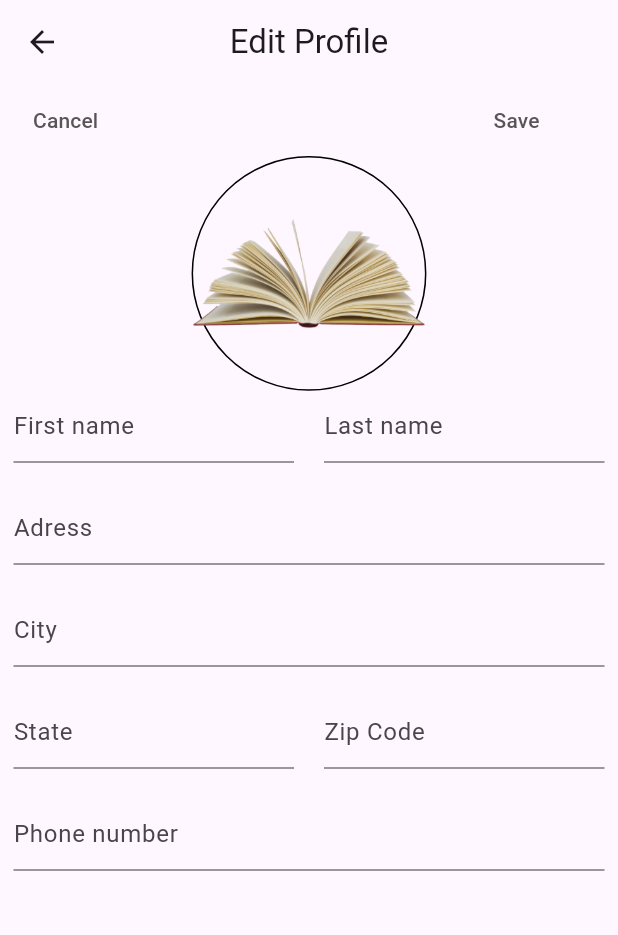
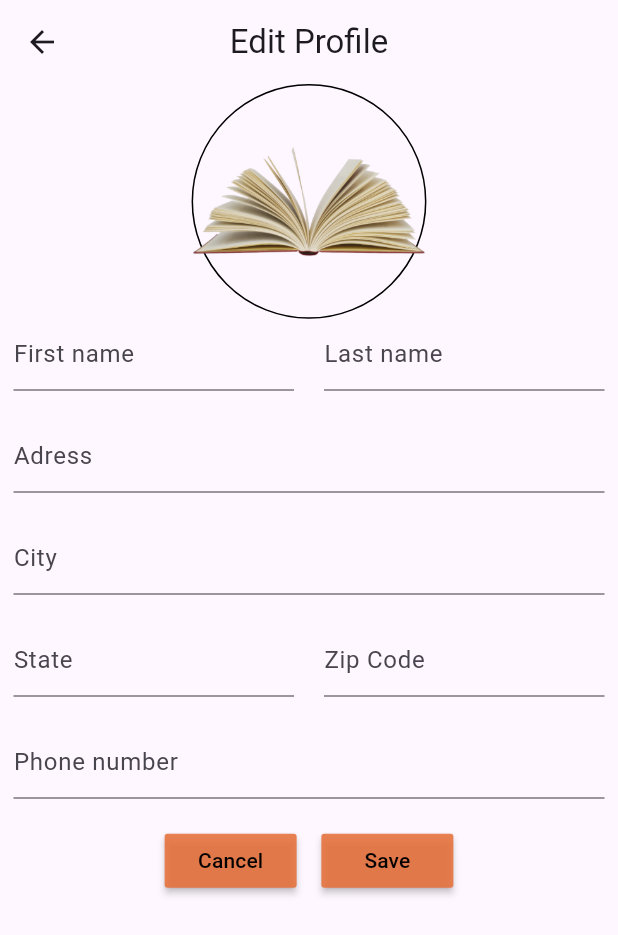
Before and after one commit to seddiksss/trading_books, a Flutter app: the EditProfile screen opened directly, on a phone screen of 412 x 824 dp. Shown: the top 935 px of the screen. Run offline on Flutter 3.47's test engine with Material 3 defaults, Android fonts, the phone set to English and light mode, and no system bars; our stand-ins replace babstrap_settings_screen, get, get_storage, introduction_screen; accounts and stored records are empty.

Commit message:
edit profil

```diff
--- a/lib/Views/screens/editProfil.dart
+++ b/lib/Views/screens/editProfil.dart
@@ -1,5 +1,6 @@
 import 'package:flutter/material.dart';
 import 'package:get/get.dart';
+import 'package:trading_books/Core/Constants/AppColor.dart';
 import 'package:trading_books/Views/widgets/profilTextfield.dart';
 
 class EditProfile extends StatelessWidget {
@@ -18,31 +19,10 @@ class EditProfile extends StatelessWidget {
       body: ListView(
         children: [
           Container(
-            margin: const EdgeInsets.only(left: 10, right: 10),
-            child: Row(
-              children: [
-                TextButton(
-                    onPressed: () {},
-                    child: const Text(
-                      "Cancel",
-                      style: TextStyle(color: Color.fromARGB(255, 87, 85, 85)),
-                    )),
-                SizedBox(width: screenwidth * 0.57),
-                TextButton(
-                  onPressed: () {},
-                  child: const Text(
-                    "Save",
-                    style: TextStyle(color: Color.fromARGB(255, 87, 85, 85)),
-                  ),
-                )
-              ],
-            ),
-          ),
-          Container(
             height: screenheight * 0.19,
             decoration: BoxDecoration(
                 shape: BoxShape.circle,
-                border: Border.all(color: Colors.black)),
+                border: Border.all(color: AppColor.black)),
             child: Image.asset(
               "assets/images/shape2.png",
             ),
@@ -112,6 +92,29 @@ class EditProfile extends StatelessWidget {
               child: const Profiltextfield(
                 hint: "Phone number",
               )),
+          Container(
+            margin: const EdgeInsets.only(left: 10, right: 10),
+            child: Row(
+              mainAxisAlignment: MainAxisAlignment.center,
+              children: [
+                MaterialButton(
+                  color: AppColor.primarycolor,
+                  onPressed: () {},
+                  child:
+                      Text("Cancel", style: TextStyle(color: AppColor.black)),
+                ),
+                SizedBox(
+                  width: screenwidth * 0.04,
+                  height: screenheight * 0.10,
+                ),
+                MaterialButton(
+                  color: AppColor.primarycolor,
+                  onPressed: () {},
+                  child: Text("Save", style: TextStyle(color: AppColor.black)),
+                )
+              ],
+            ),
+          ),
         ],
       ),
     );
```
